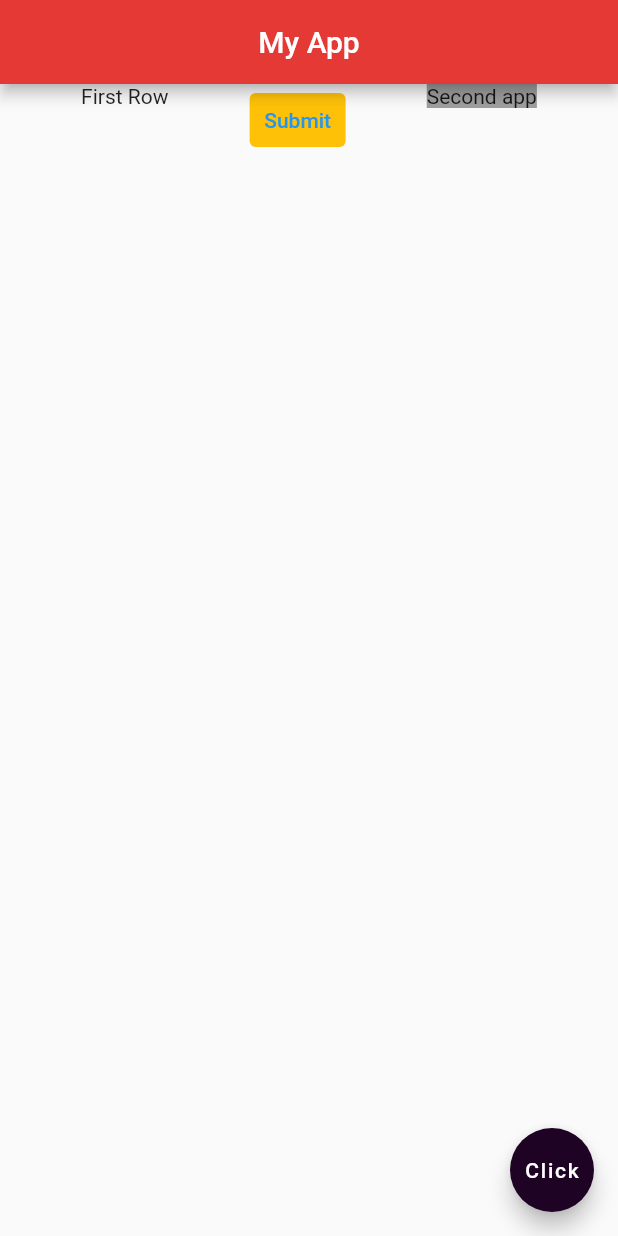
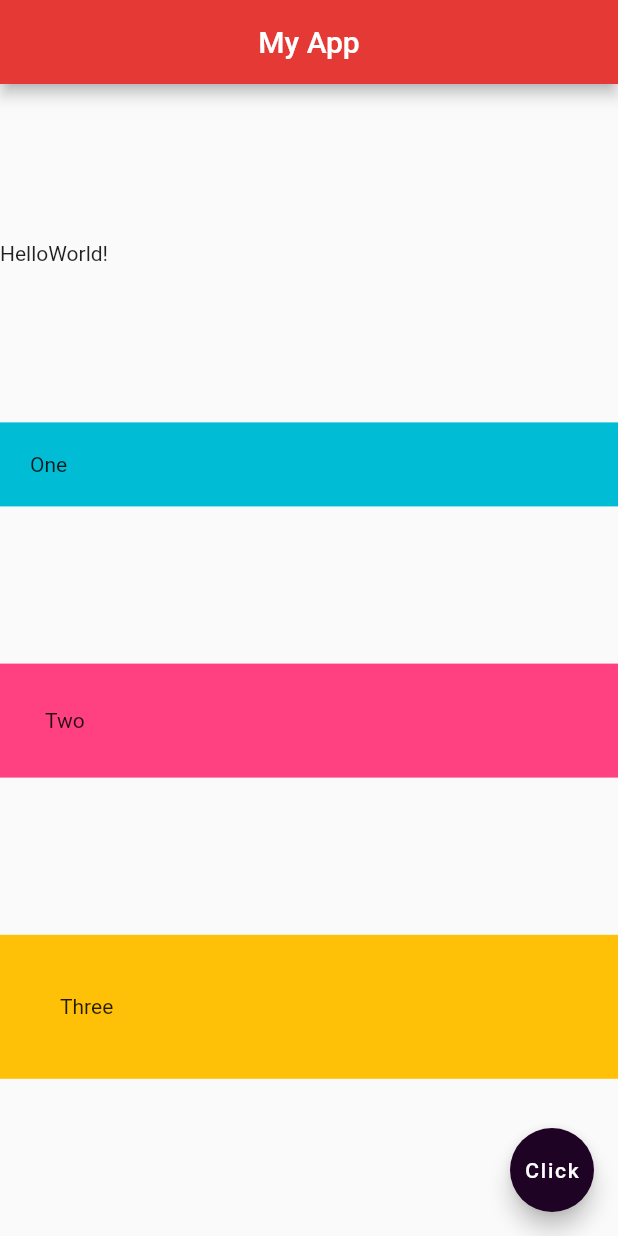
Before and after one commit to ArthurNamutilu/hello_app, a Flutter app: the screen it shows after launch, on a phone screen of 412 x 824 dp. Run offline on Flutter 3.47's test engine with Material 2 defaults, Android fonts, the phone set to English and light mode, and no system bars.

Commit message:
added Column() & a row() inside column()

```diff
--- a/lib/main.dart
+++ b/lib/main.dart
@@ -12,20 +12,27 @@ class Home extends StatelessWidget {
         centerTitle: true,
         backgroundColor: Colors.red[600],
       ),
-      body: Row(
+      body: Column(
         mainAxisAlignment: MainAxisAlignment.spaceEvenly,
-        crossAxisAlignment: CrossAxisAlignment.start,
+        crossAxisAlignment: CrossAxisAlignment.stretch,
         children: [
-          Text('First Row'),
-          TextButton(
-            onPressed: () {},
-            style: ButtonStyle(
-                backgroundColor: MaterialStateProperty.all(Colors.amber)),
-            child: Text('Submit'),
+          Row(
+            children: [Text('Hello'), Text('World!')],
           ),
           Container(
-            color: Colors.grey,
-            child: Text('Second app'),
+            padding: EdgeInsets.all(20.0),
+            color: Colors.cyan,
+            child: Text('One'),
+          ),
+          Container(
+            padding: EdgeInsets.all(30.0),
+            color: Colors.pinkAccent,
+            child: Text('Two'),
+          ),
+          Container(
+            padding: EdgeInsets.all(40.0),
+            color: Colors.amber,
+            child: Text('Three'),
           ),
         ],
       ),
```
